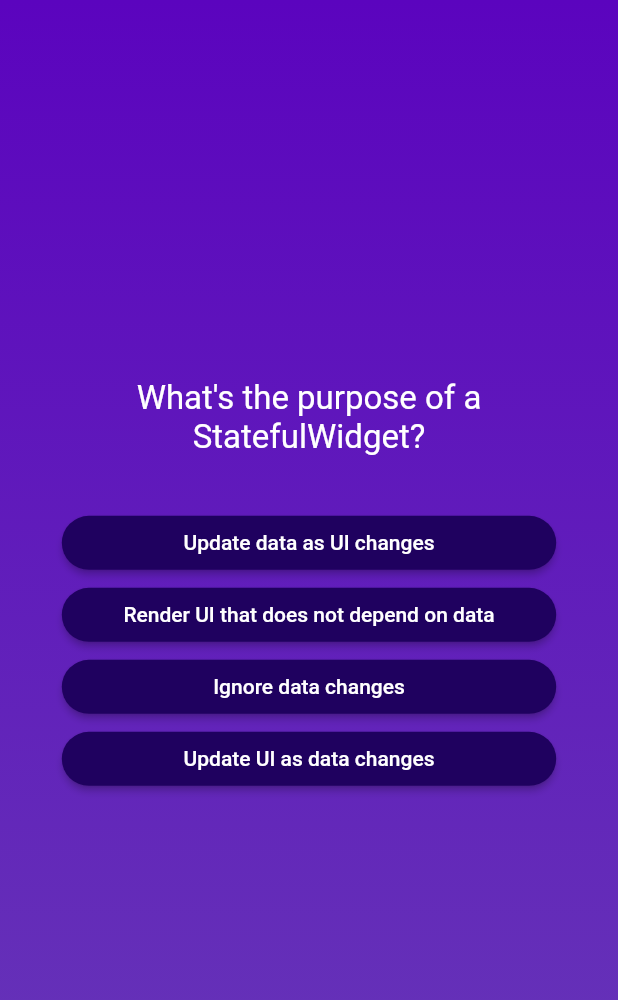
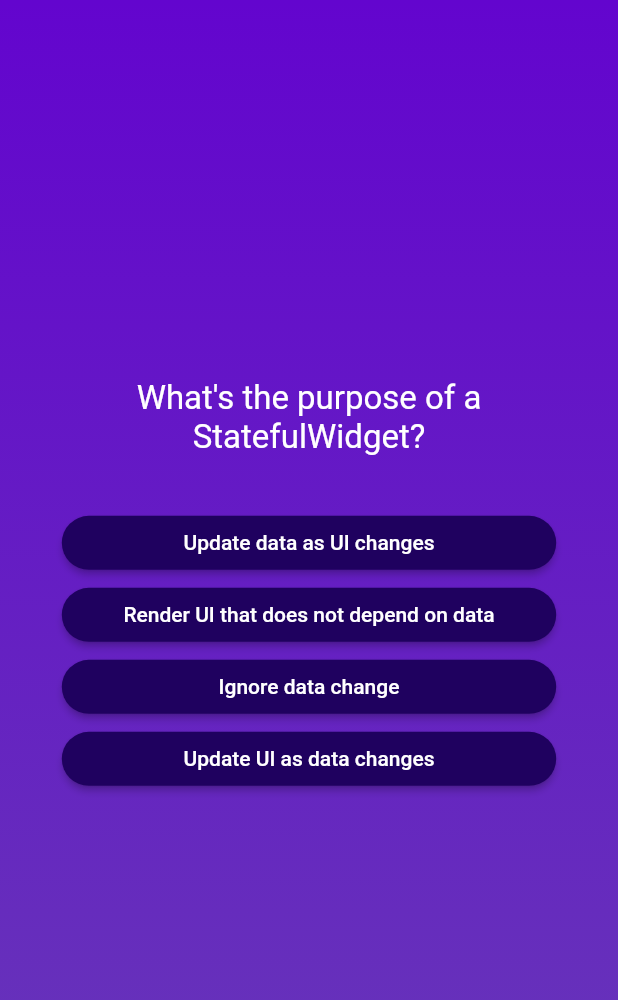
Before and after one commit to sufyan747474/QuizApp, a Flutter app: the screen it shows after launch, after a tap on "Start Quiz", after a tap on "Components", after a tap on "By combining widgets in a visual editor", on a phone screen of 412 x 824 dp. Shown: the top 1000 px of the screen. Run offline on Flutter 3.47's test engine with Material 2 defaults, Android fonts, the phone set to English and light mode, and no system bars.

Commit message:
First commit

```diff
--- a/quiz_app/lib/data/questions.dart
+++ b/quiz_app/lib/data/questions.dart
@@ -21,7 +21,7 @@ const questions = [
     [
       'Update UI as data changes',
       'Update data as UI changes',
-      'Ignore data changes',
+      'Ignore data change',
       'Render UI that does not depend on data',
     ],
   ),
--- a/quiz_app/lib/quiz.dart
+++ b/quiz_app/lib/quiz.dart
@@ -45,7 +45,7 @@ class _QuizState extends State<Quiz> {
       body: Container(
         decoration: const BoxDecoration(
           gradient: LinearGradient(colors: [
-            Color.fromARGB(255, 91, 4, 190),
+            Color.fromARGB(255, 99, 5, 206),
             Colors.deepPurple,
           ], begin: Alignment.topCenter, end: Alignment.bottomCenter),
         ),
```
